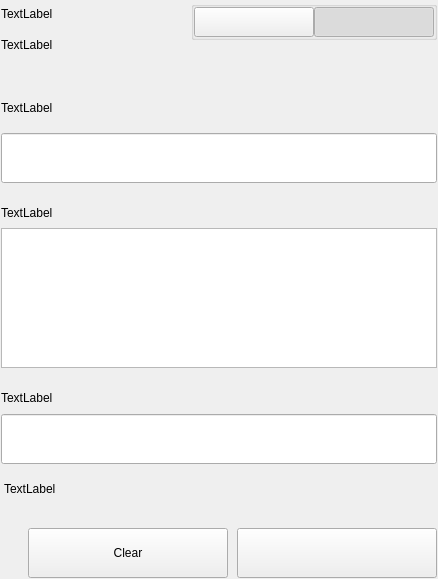
Above: src/qt/digiwage/settings/forms/settingssignmessagewidgets.ui from digiwage/digiwage before the change. Below: the same form after it.
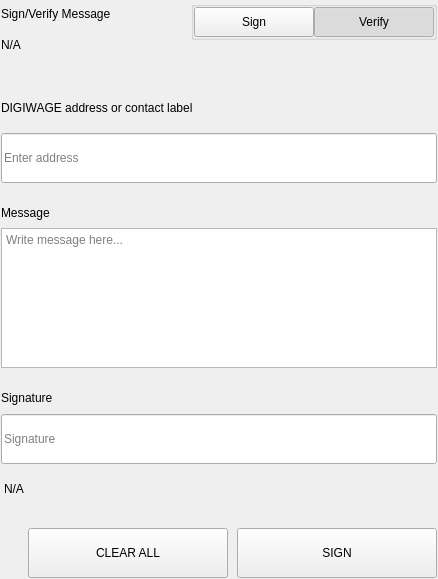
That is the form after the change.

The edit to the form file:
```diff
--- a/src/qt/digiwage/settings/forms/settingssignmessagewidgets.ui
+++ b/src/qt/digiwage/settings/forms/settingssignmessagewidgets.ui
@@ -75,14 +75,14 @@
              <item>
               <widget class="QLabel" name="labelTitle">
                <property name="text">
-                <string>TextLabel</string>
+                <string>Sign/Verify Message</string>
                </property>
               </widget>
              </item>
              <item>
               <widget class="QLabel" name="labelSubtitle1">
                <property name="text">
-                <string>TextLabel</string>
+                <string notr="true">N/A</string>
                </property>
                <property name="wordWrap">
                 <bool>true</bool>
@@ -162,7 +162,7 @@
                     <enum>Qt::NoFocus</enum>
                    </property>
                    <property name="text">
-                    <string/>
+                    <string>Sign</string>
                    </property>
                    <property name="checkable">
                     <bool>true</bool>
@@ -190,7 +190,7 @@
                     <enum>Qt::NoFocus</enum>
                    </property>
                    <property name="text">
-                    <string/>
+                    <string>Verify</string>
                    </property>
                    <property name="checkable">
                     <bool>true</bool>
@@ -276,7 +276,7 @@
                </size>
               </property>
               <property name="text">
-               <string>TextLabel</string>
+               <string>DIGIWAGE address or contact label</string>
               </property>
              </widget>
             </item>
@@ -294,6 +294,9 @@
                 <height>50</height>
                </size>
               </property>
+              <property name="placeholderText">
+               <string>Enter address</string>
+              </property>
              </widget>
             </item>
            </layout>
@@ -335,7 +338,7 @@
               </size>
              </property>
              <property name="text">
-              <string>TextLabel</string>
+              <string>Message</string>
              </property>
             </widget>
            </item>
@@ -353,6 +356,9 @@
                <height>140</height>
               </size>
              </property>
+             <property name="placeholderText">
+              <string>Write message here...</string>
+             </property>
             </widget>
            </item>
           </layout>
@@ -415,7 +421,7 @@
                </size>
               </property>
               <property name="text">
-               <string>TextLabel</string>
+               <string>Signature</string>
               </property>
              </widget>
             </item>
@@ -427,6 +433,9 @@
                 <height>50</height>
                </size>
               </property>
+              <property name="placeholderText">
+               <string>Signature</string>
+              </property>
              </widget>
             </item>
            </layout>
@@ -438,7 +447,7 @@
             <string notr="true">padding-top:5px;</string>
            </property>
            <property name="text">
-            <string>TextLabel</string>
+            <string notr="true">N/A</string>
            </property>
           </widget>
          </item>
@@ -491,7 +500,7 @@
               <enum>Qt::NoFocus</enum>
              </property>
              <property name="text">
-              <string>Clear</string>
+              <string>CLEAR ALL</string>
              </property>
             </widget>
            </item>
@@ -513,7 +522,7 @@
               <enum>Qt::NoFocus</enum>
              </property>
              <property name="text">
-              <string/>
+              <string>SIGN</string>
              </property>
             </widget>
            </item>
```
Left out of the diff: 2 changed lines with no effect on the pictures.
